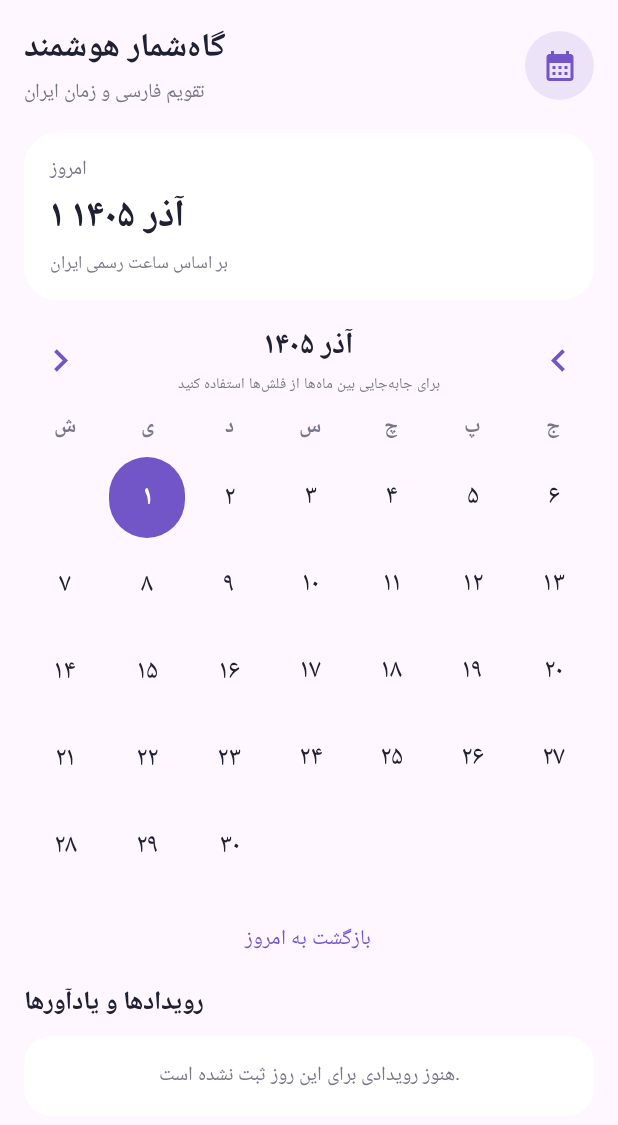
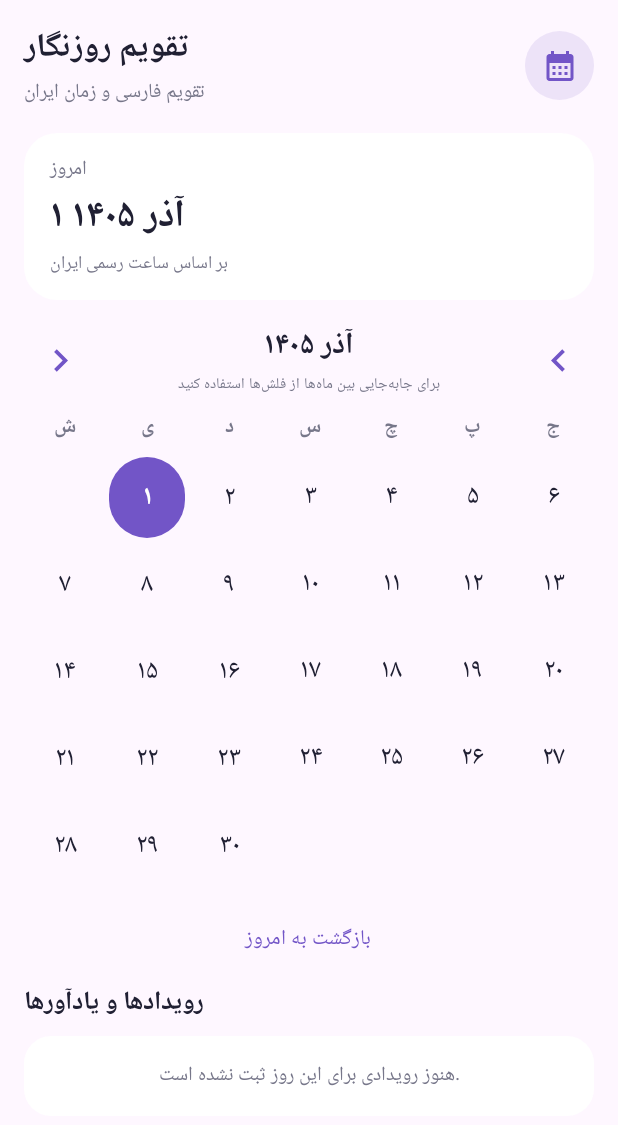
Before and after one commit to mohsen64ehsani-beep/PersianCalendarApp, an Android app built with Jetpack Compose: the composable CalendarHome shown on its own in the app's theme, on a phone screen of 412 x 824 dp. Shown: the top 1125 px of the screen. Run offline under Robolectric (Android 15) with nearby library versions, the phone set to English and light mode, and no system bars.

Commit message:
Update calendar branding to روزنگار

```diff
--- a/app/src/main/java/ir/persiancalendar/app/MainActivity.kt
+++ b/app/src/main/java/ir/persiancalendar/app/MainActivity.kt
@@ -118,7 +118,7 @@ private fun CalendarHome() {
     Column(Modifier.fillMaxSize().padding(horizontal = 16.dp, vertical = 14.dp)) {
         Row(Modifier.fillMaxWidth(), verticalAlignment = Alignment.CenterVertically, horizontalArrangement = Arrangement.SpaceBetween) {
             Column {
-                Text("گاه‌شمار هوشمند", color = Ink, fontSize = 22.sp, fontWeight = FontWeight.Bold)
+                Text("تقویم روزنگار", color = Ink, fontSize = 22.sp, fontWeight = FontWeight.Bold)
                 Text("تقویم فارسی و زمان ایران", color = Muted, fontSize = 13.sp)
             }
             Box(Modifier.size(46.dp).background(Purple.copy(alpha = 0.12f), CircleShape), contentAlignment = Alignment.Center) {
```
